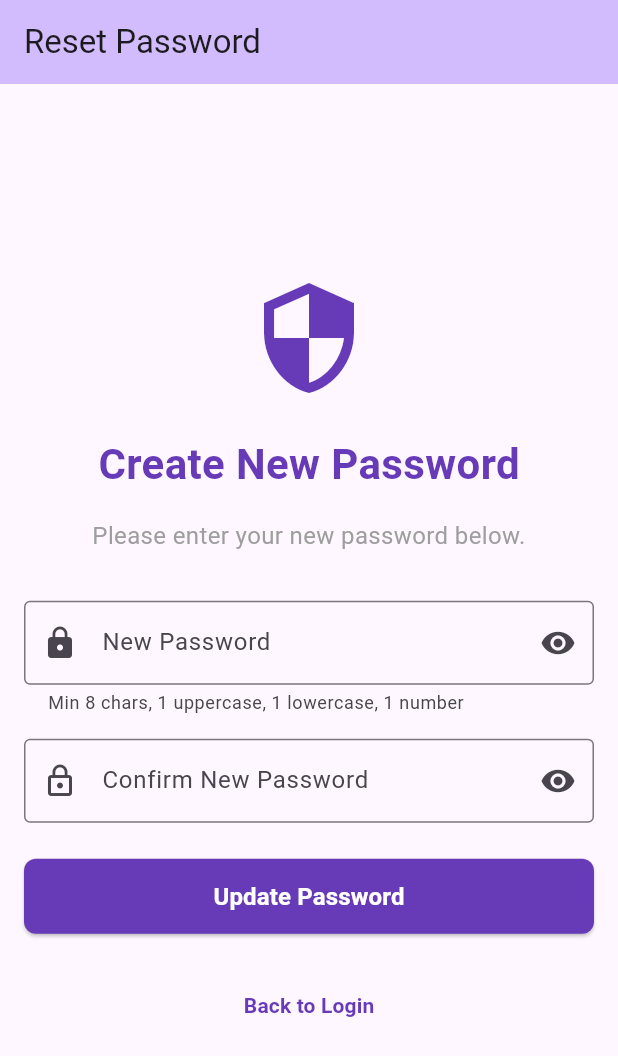
After one commit to halumgrr/CSE_4790_IT, a Flutter app: the ResetPasswordScreen screen opened by its route, on a phone screen of 412 x 824 dp. The commit adds this screen. Shown: the top 1056 px of the screen. Run offline on Flutter 3.47's test engine with Material 3 defaults, Android fonts, the phone set to English and light mode, and no system bars; our stand-ins replace dio, flutter_dotenv, flutter_riverpod, flutter_widget_from_html, go_router, image_picker and 3 more; accounts and stored records are empty.

Commit message:
forgot and reset password functionality added

```diff
--- /dev/null
+++ b/ecommerce_app/lib/screens/reset_password_screen.dart
@@ -0,0 +1,318 @@
+import 'package:flutter/material.dart';
+import 'package:supabase_flutter/supabase_flutter.dart';
+import '../supabase_client.dart';
+import 'login_screen.dart';
+
+class ResetPasswordScreen extends StatefulWidget {
+  const ResetPasswordScreen({super.key});
+
+  @override
+  State<ResetPasswordScreen> createState() => _ResetPasswordScreenState();
+}
+
+class _ResetPasswordScreenState extends State<ResetPasswordScreen> {
+  final _formKey = GlobalKey<FormState>();
+  final _passwordController = TextEditingController();
+  final _confirmPasswordController = TextEditingController();
+  bool _isLoading = false;
+  bool _obscurePassword = true;
+  bool _obscureConfirmPassword = true;
+  String? _error;
+  String? _successMessage;
+
+  @override
+  void dispose() {
+    _passwordController.dispose();
+    _confirmPasswordController.dispose();
+    super.dispose();
+  }
+
+  String? _validatePassword(String? value) {
+    if (value == null || value.isEmpty) {
+      return 'Please enter a password';
+    }
+
+    if (value.length < 8) {
+      return 'Password must be at least 8 characters long';
+    }
+
+    // Check for at least one uppercase letter
+    if (!RegExp(r'[A-Z]').hasMatch(value)) {
+      return 'Password must contain at least one uppercase letter';
+    }
+
+    // Check for at least one lowercase letter
+    if (!RegExp(r'[a-z]').hasMatch(value)) {
+      return 'Password must contain at least one lowercase letter';
+    }
+
+    // Check for at least one number
+    if (!RegExp(r'[0-9]').hasMatch(value)) {
+      return 'Password must contain at least one number';
+    }
+
+    return null;
+  }
+
+  String? _validateConfirmPassword(String? value) {
+    if (value == null || value.isEmpty) {
+      return 'Please confirm your password';
+    }
+
+    if (value != _passwordController.text) {
+      return 'Passwords do not match';
+    }
+
+    return null;
+  }
+
+  Future<void> _resetPassword() async {
+    if (!_formKey.currentState!.validate()) {
+      return;
+    }
+
+    setState(() {
+      _isLoading = true;
+      _error = null;
+      _successMessage = null;
+    });
+
+    try {
+      await supabase.auth.updateUser(
+        UserAttributes(
+          password: _passwordController.text.trim(),
+        ),
+      );
+
+      setState(() {
+        _isLoading = false;
+        _successMessage = 'Password updated successfully! You can now login with your new password.';
+      });
+
+      // Navigate to login after success
+      Future.delayed(const Duration(seconds: 3), () {
+        if (mounted) {
+          Navigator.pushReplacement(
+            context,
+            MaterialPageRoute(builder: (context) => const LoginScreen()),
+          );
+        }
+      });
+    } catch (e) {
+      print('DEBUG: Password reset error: $e');
+      setState(() {
+        _isLoading = false;
+        _error = _parsePasswordUpdateError(e);
+      });
+    }
+  }
+
+  String _parsePasswordUpdateError(dynamic error) {
+    String errorMessage = error.toString();
+
+    if (errorMessage.contains('session_not_found') || errorMessage.contains('invalid_session')) {
+      return 'Reset session expired. Please request a new password reset email.';
+    } else if (errorMessage.contains('weak_password')) {
+      return 'Password is too weak. Please choose a stronger password.';
+    } else if (errorMessage.contains('same_password')) {
+      return 'New password must be different from your current password.';
+    }
+
+    return 'Failed to update password: ${errorMessage.length > 100 ? errorMessage.substring(0, 100) + '...' : errorMessage}';
+  }
+
+  @override
+  Widget build(BuildContext context) {
+    return Scaffold(
+      appBar: AppBar(
+        title: const Text('Reset Password'),
+        backgroundColor: Theme.of(context).colorScheme.inversePrimary,
+        automaticallyImplyLeading: false,
+      ),
+      body: Padding(
+        padding: const EdgeInsets.all(16.0),
+        child: Form(
+          key: _formKey,
+          child: Column(
+            mainAxisAlignment: MainAxisAlignment.center,
+            children: [
+              // Icon and Title
+              const Icon(
+                Icons.security,
+                size: 80,
+                color: Colors.deepPurple,
+              ),
+              const SizedBox(height: 24),
+              const Text(
+                'Create New Password',
+                style: TextStyle(
+                  fontSize: 28,
+                  fontWeight: FontWeight.bold,
+                  color: Colors.deepPurple,
+                ),
+              ),
+              const SizedBox(height: 16),
+              const Text(
+                'Please enter your new password below.',
+                style: TextStyle(
+                  fontSize: 16,
+                  color: Colors.grey,
+                ),
+                textAlign: TextAlign.center,
+              ),
+              const SizedBox(height: 32),
+
+              // New Password Field
+              TextFormField(
+                controller: _passwordController,
+                decoration: InputDecoration(
+                  labelText: 'New Password',
+                  hintText: 'Enter your new password',
+                  prefixIcon: const Icon(Icons.lock),
+                  suffixIcon: IconButton(
+                    icon: Icon(_obscurePassword ? Icons.visibility : Icons.visibility_off),
+                    onPressed: () {
+                      setState(() {
+                        _obscurePassword = !_obscurePassword;
+                      });
+                    },
+                  ),
+                  border: const OutlineInputBorder(),
+                  helperText: 'Min 8 chars, 1 uppercase, 1 lowercase, 1 number',
+                  helperMaxLines: 2,
+                ),
+                obscureText: _obscurePassword,
+                validator: _validatePassword,
+                autovalidateMode: AutovalidateMode.onUserInteraction,
+              ),
+              const SizedBox(height: 16),
+
+              // Confirm Password Field
+              TextFormField(
+                controller: _confirmPasswordController,
+                decoration: InputDecoration(
+                  labelText: 'Confirm New Password',
+                  hintText: 'Confirm your new password',
+                  prefixIcon: const Icon(Icons.lock_outline),
+                  suffixIcon: IconButton(
+                    icon: Icon(_obscureConfirmPassword ? Icons.visibility : Icons.visibility_off),
+                    onPressed: () {
+                      setState(() {
+                        _obscureConfirmPassword = !_obscureConfirmPassword;
+                      });
+                    },
+                  ),
+                  border: const OutlineInputBorder(),
+                ),
+                obscureText: _obscureConfirmPassword,
+                validator: _validateConfirmPassword,
+                autovalidateMode: AutovalidateMode.onUserInteraction,
+              ),
+              const SizedBox(height: 24),
+
+              // Success Message Display
+              if (_successMessage != null) ...[
+                Container(
+                  padding: const EdgeInsets.all(16),
+                  decoration: BoxDecoration(
+                    color: Colors.green.shade50,
+                    border: Border.all(color: Colors.green.shade200),
+                    borderRadius: BorderRadius.circular(8),
+                  ),
+                  child: Row(
+                    children: [
+                      Icon(Icons.check_circle, color: Colors.green.shade700, size: 24),
+                      const SizedBox(width: 12),
+                      Expanded(
+                        child: Text(
+                          _successMessage!,
+                          style: TextStyle(
+                            color: Colors.green.shade700,
+                            fontSize: 16,
+                          ),
+                        ),
+                      ),
+                    ],
+                  ),
+                ),
+                const SizedBox(height: 24),
+              ],
+
+              // Error Display
+              if (_error != null) ...[
+                Container(
+                  padding: const EdgeInsets.all(12),
+                  decoration: BoxDecoration(
+                    color: Colors.red.shade50,
+                    border: Border.all(color: Colors.red.shade200),
+                    borderRadius: BorderRadius.circular(8),
+                  ),
+                  child: Row(
+                    children: [
+                      Icon(Icons.error, color: Colors.red.shade700, size: 20),
+                      const SizedBox(width: 8),
+                      Expanded(
+                        child: Text(
+                          _error!,
+                          style: TextStyle(color: Colors.red.shade700),
+                        ),
+                      ),
+                    ],
+                  ),
+                ),
+                const SizedBox(height: 16),
+              ],
+
+              // Update Password Button
+              SizedBox(
+                width: double.infinity,
+                height: 50,
+                child: ElevatedButton(
+                  onPressed: _isLoading ? null : _resetPassword,
+                  style: ElevatedButton.styleFrom(
+                    backgroundColor: Colors.deepPurple,
+                    foregroundColor: Colors.white,
+                    shape: RoundedRectangleBorder(
+                      borderRadius: BorderRadius.circular(8),
+                    ),
+                  ),
+                  child: _isLoading
+                      ? const SizedBox(
+                          height: 20,
+                          width: 20,
+                          child: CircularProgressIndicator(
+                            strokeWidth: 2,
+                            valueColor: AlwaysStoppedAnimation<Color>(Colors.white),
+                          ),
+                        )
+                      : const Text(
+                          'Update Password',
+                          style: TextStyle(fontSize: 16, fontWeight: FontWeight.w600),
+                        ),
+                ),
+              ),
+              const SizedBox(height: 24),
+
+              // Back to Login Link
+              TextButton(
+                onPressed: () {
+                  Navigator.pushReplacement(
+                    context,
+                    MaterialPageRoute(builder: (context) => const LoginScreen()),
+                  );
+                },
+                child: const Text(
+                  'Back to Login',
+                  style: TextStyle(
+                    fontWeight: FontWeight.w600,
+                    color: Colors.deepPurple,
+                  ),
+                ),
+              ),
+            ],
+          ),
+        ),
+      ),
+    );
+  }
+}
```
Also changed, not shown: ecommerce_app/lib/main.dart (+7 -2 lines), ecommerce_app/lib/screens/forgot_password_screen.dart (added, +290 -0 lines), ecommerce_app/lib/screens/login_screen.dart (+22 -0 lines).
